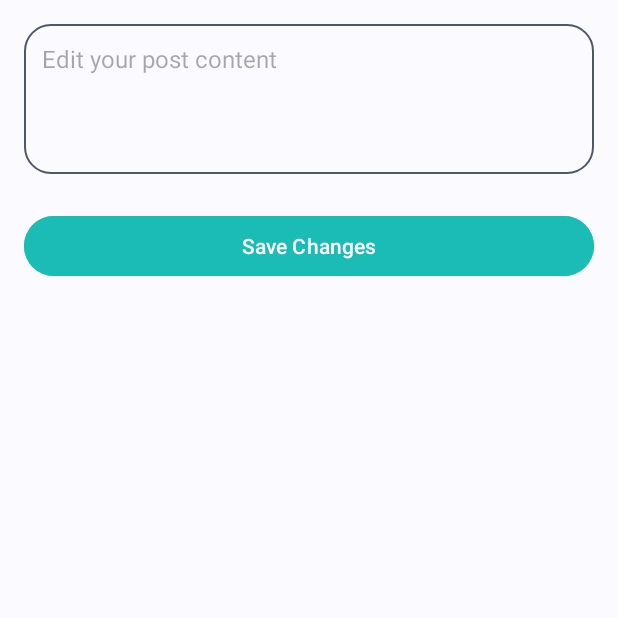
After one commit to AhmedTarek215/petto-mobile-app, an Android app built with Jetpack Compose: the EditPostActivity screen opened directly, with no data from a screen before it, on a phone screen of 412 x 824 dp, the top half of it. The commit adds this screen. Run offline under Robolectric (Android 15) with nearby library versions, the light colour scheme and no system bars; our stand-ins replace Firebase (no records; nobody signed in at launch, a user with empty details on screens opened directly); pictures from the network do not load.

Commit message:
posts & comments updates

```diff
--- /dev/null
+++ b/app/src/main/java/com/example/petto/ui/post/EditPostActivity.kt
@@ -0,0 +1,72 @@
+package com.example.petto.ui.post
+
+import android.os.Bundle
+import android.widget.*
+import androidx.appcompat.app.AppCompatActivity
+import com.bumptech.glide.Glide
+import com.example.petto.R
+import com.google.firebase.firestore.FirebaseFirestore
+
+class EditPostActivity : AppCompatActivity() {
+
+    private lateinit var editContent: EditText
+    private lateinit var editImage: ImageView
+    private lateinit var saveButton: Button
+
+    private lateinit var postId: String
+    private val firestore = FirebaseFirestore.getInstance()
+
+    override fun onCreate(savedInstanceState: Bundle?) {
+        super.onCreate(savedInstanceState)
+        setContentView(R.layout.activity_edit_post)
+
+        editContent = findViewById(R.id.editPostContent)
+        editImage = findViewById(R.id.editPostImage)
+        saveButton = findViewById(R.id.savePostButton)
+
+        postId = intent.getStringExtra("postId") ?: ""
+
+        if (postId.isNotEmpty()) {
+            loadPost()
+        }
+
+        saveButton.setOnClickListener {
+            val updatedContent = editContent.text.toString().trim()
+            if (updatedContent.isNotEmpty()) {
+                firestore.collection("posts").document(postId)
+                    .update("content", updatedContent)
+                    .addOnSuccessListener {
+                        Toast.makeText(this, "Post updated", Toast.LENGTH_SHORT).show()
+                        finish()
+                    }
+                    .addOnFailureListener {
+                        Toast.makeText(this, "Update failed", Toast.LENGTH_SHORT).show()
+                    }
+            } else {
+                Toast.makeText(this, "Content can't be empty", Toast.LENGTH_SHORT).show()
+            }
+        }
+    }
+
+    private fun loadPost() {
+        firestore.collection("posts").document(postId)
+            .get()
+            .addOnSuccessListener { document ->
+                if (document != null && document.exists()) {
+                    val content = document.getString("content") ?: ""
+                    val imageUrl = document.getString("mediaUrl") ?: ""
+
+                    editContent.setText(content)
+
+                    if (imageUrl.isNotEmpty()) {
+                        editImage.visibility = ImageView.VISIBLE
+                        Glide.with(this).load(imageUrl).into(editImage)
+                    }
+                }
+            }
+            .addOnFailureListener {
+                Toast.makeText(this, "Failed to load post", Toast.LENGTH_SHORT).show()
+                finish()
+            }
+    }
+}
--- a/app/src/main/java/com/example/petto/ui/post/PostListActivity.kt
+++ b/app/src/main/java/com/example/petto/ui/post/PostListActivity.kt
@@ -52,6 +52,11 @@ class PostListActivity : AppCompatActivity() {
                 progressBar.visibility = View.GONE
             }
     }
+    override fun onResume() {
+        super.onResume()
+        loadPosts() // ✅ Refresh the post list when returning from EditPostActivity
+    }
+
 
 
 }
--- a/app/src/main/java/com/example/petto/ui/profiles/UserProfile.kt
+++ b/app/src/main/java/com/example/petto/ui/profiles/UserProfile.kt
@@ -9,6 +9,7 @@ import android.widget.*
 import androidx.appcompat.app.AppCompatActivity
 import com.bumptech.glide.Glide
 import com.example.petto.R
+import com.example.petto.ui.post.MyPostsActivity
 import com.google.firebase.auth.FirebaseAuth
 import com.google.firebase.firestore.FirebaseFirestore
 import de.hdodenhof.circleimageview.CircleImageView
@@ -69,6 +70,10 @@ class UserProfile : AppCompatActivity() {
 
         profileImageView.setOnClickListener {
             showAvatarSelectionDialog()
+        }
+        btnMyPosts.setOnClickListener {
+            startActivity(Intent(this, MyPostsActivity::class.java))
+
         }
     }
 
--- /dev/null
+++ b/app/src/main/res/layout/activity_edit_post.xml
@@ -0,0 +1,43 @@
+<?xml version="1.0" encoding="utf-8"?>
+<ScrollView xmlns:android="http://schemas.android.com/apk/res/android"
+    android:layout_width="match_parent"
+    android:layout_height="match_parent"
+    android:padding="16dp"
+    android:background="#FBFBFF">
+
+    <LinearLayout
+        android:layout_width="match_parent"
+        android:layout_height="wrap_content"
+        android:orientation="vertical">
+
+        <EditText
+            android:id="@+id/editPostContent"
+            android:layout_width="match_parent"
+            android:layout_height="wrap_content"
+            android:hint="Edit your post content"
+            android:minHeight="100dp"
+            android:background="@drawable/edittext_outline"
+            android:padding="12dp"
+            android:textColor="#000"
+            android:textSize="16sp"
+            android:gravity="top|start"
+            android:inputType="textMultiLine" />
+
+        <ImageView
+            android:id="@+id/editPostImage"
+            android:layout_width="match_parent"
+            android:layout_height="200dp"
+            android:scaleType="centerCrop"
+            android:layout_marginTop="16dp"
+            android:visibility="gone" />
+
+        <Button
+            android:id="@+id/savePostButton"
+            android:layout_width="match_parent"
+            android:layout_height="wrap_content"
+            android:text="Save Changes"
+            android:layout_marginTop="24dp"
+            android:backgroundTint="#1BBCB6"
+            android:textColor="#fff" />
+    </LinearLayout>
+</ScrollView>
--- a/app/src/main/res/values/strings.xml
+++ b/app/src/main/res/values/strings.xml
@@ -42,4 +42,5 @@
         libero vel nunc consequat, quis tincidunt nisl eleifend. Cras bibendum enim a justo luctus
         vestibulum. Fusce dictum libero quis erat maximus, vitae volutpat diam dignissim.
     </string>
+    <string name="my_posts">My Posts</string>
 </resources>
```
Also changed, not shown: app/src/main/AndroidManifest.xml (+62 -0 lines), app/src/main/java/com/example/petto/ui/post/MyPostsActivity.kt (added, +98 -0 lines), app/src/main/java/com/example/petto/ui/post/PostAdapter.kt (+61 -0 lines), app/src/main/res/drawable/dots.xml (added, +18 -0 lines), app/src/main/res/drawable/dots_3.xml (added, +18 -0 lines), app/src/main/res/layout/activity_my_posts.xml (added, +68 -0 lines), app/src/main/res/layout/item_post.xml (+35 -14 lines), app/src/main/res/menu/post_item_menu.xml (added, +13 -0 lines).
